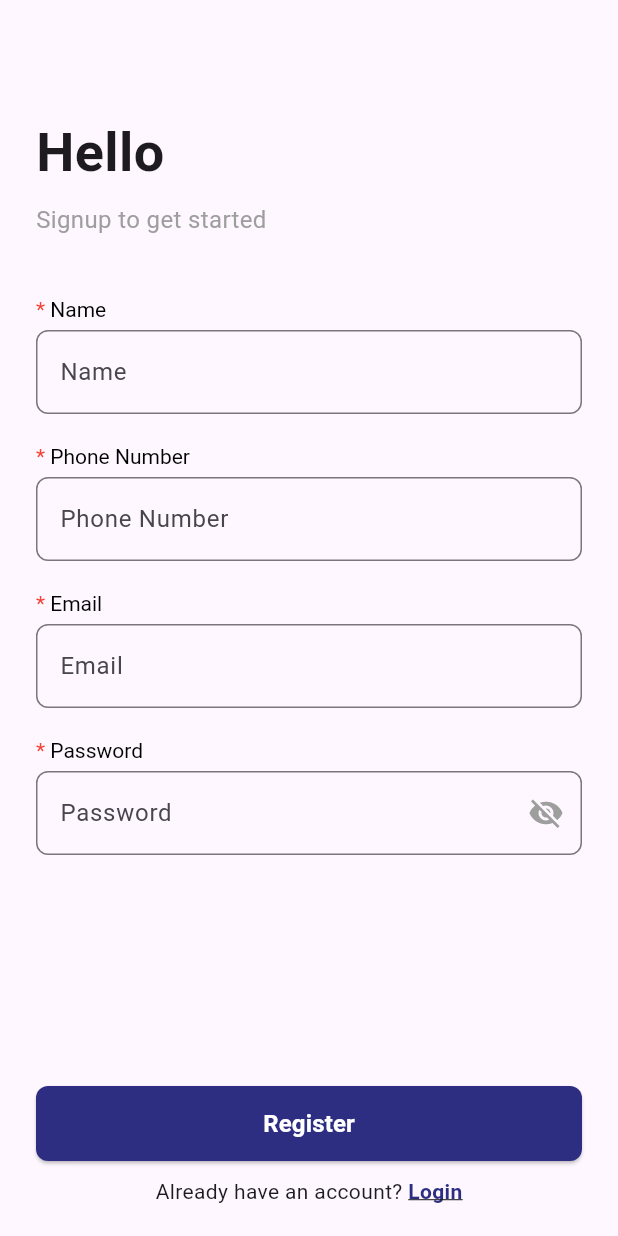
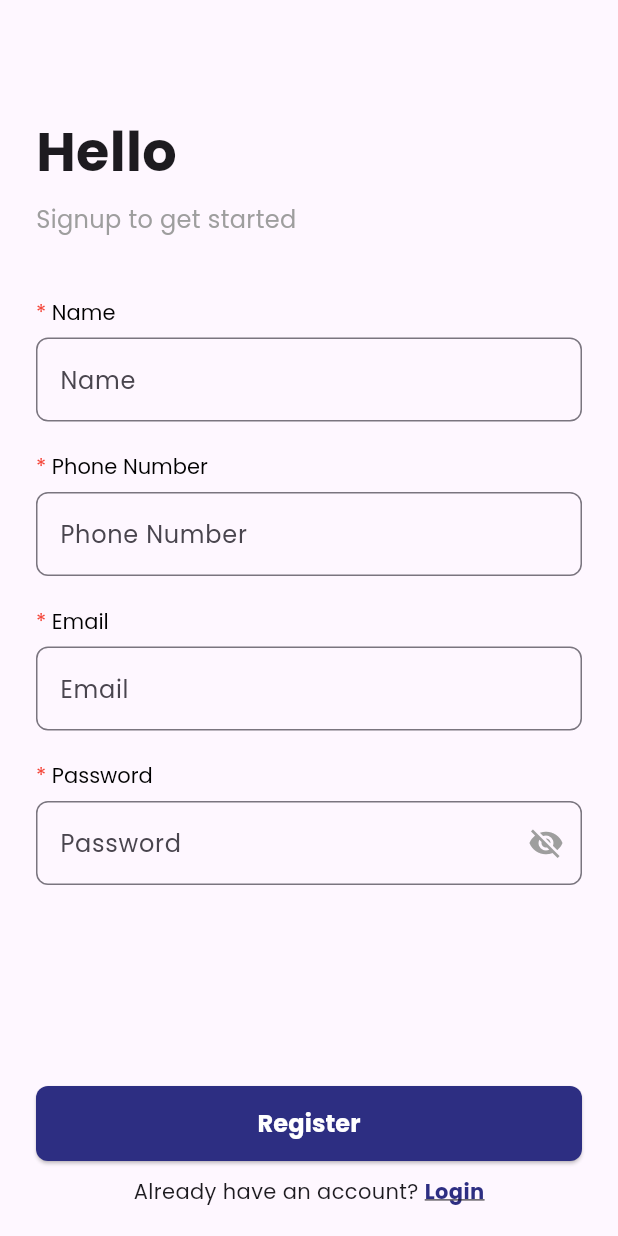
Before and after one commit to romiyusnandar/my_news_app, a Flutter app: the screen it shows after launch, after a tap on "Register", on a phone screen of 412 x 824 dp. Run offline on Flutter 3.47's test engine with Material 3 defaults, Android fonts, the phone set to English and light mode, and no system bars; our stand-ins replace google_fonts.

Commit message:
[Fonts] Use google fonts
Signed-off-by: romiyusnandar <yusromi04@gmail.com>

```diff
--- a/lib/views/login_page.dart
+++ b/lib/views/login_page.dart
@@ -1,4 +1,5 @@
 import 'package:flutter/material.dart';
+import 'package:google_fonts/google_fonts.dart';
 import 'package:my_news_2/main.dart';
 import 'register_page.dart';
 
@@ -27,25 +28,25 @@ class _LoginPageState extends State<LoginPage> {
                 child: Column(
                   crossAxisAlignment: CrossAxisAlignment.start,
                   children: [
-                    const Text(
+                    Text(
                       'Hello',
-                      style: TextStyle(
+                      style: GoogleFonts.poppins(
                         fontSize: 36,
                         fontWeight: FontWeight.bold,
                       ),
                     ),
-                    const Text(
+                    Text(
                       'Again',
-                      style: TextStyle(
+                      style: GoogleFonts.poppins(
                         fontSize: 36,
                         fontWeight: FontWeight.bold,
                         color: Color(0xFF2D2E82)
                       ),
                     ),
                     const SizedBox(height: 8),
-                    const Text(
+                    Text(
                       'Welcome back, you\'ve been missed',
-                      style: TextStyle(
+                      style: GoogleFonts.poppins(
                         fontSize: 16,
                         color: Colors.grey,
                       ),
@@ -76,15 +77,15 @@ class _LoginPageState extends State<LoginPage> {
                         TextButton(
                           onPressed: () {
                             ScaffoldMessenger.of(context).showSnackBar(
-                              const SnackBar(
-                                content: Text('Forgot Password? clicked'),
+                              SnackBar(
+                                content: Text('Forgot Password? clicked', style: GoogleFonts.poppins(),),
                                 backgroundColor: Colors.red,
                               ),
                             );
                           },
-                          child: const Text(
+                          child: Text(
                             'Forgot Password?',
-                            style: TextStyle(
+                            style: GoogleFonts.poppins(
                               color: Colors.red,
                               fontWeight: FontWeight.bold,
                             ),
@@ -121,9 +122,9 @@ class _LoginPageState extends State<LoginPage> {
                         // );
                         showSuccessDialog(context);
                       },
-                      child: const Text(
+                      child: Text(
                         'Login',
-                        style: TextStyle(
+                        style: GoogleFonts.poppins(
                           fontSize: 16,
                           fontWeight: FontWeight.bold,
                           color: Colors.white,
@@ -135,7 +136,7 @@ class _LoginPageState extends State<LoginPage> {
                   Row(
                     mainAxisAlignment: MainAxisAlignment.center,
                     children: [
-                      const Text('Don\'t have an account?'),
+                      Text('Don\'t have an account?', style: GoogleFonts.poppins(),),
                       const SizedBox(width: 4),
                       GestureDetector(
                         onTap: () {
@@ -145,9 +146,9 @@ class _LoginPageState extends State<LoginPage> {
                             MaterialPageRoute(builder: (context) => const RegisterPage()),
                           );
                         },
-                        child: const Text(
+                        child: Text(
                           'Register',
-                          style: TextStyle(
+                          style: GoogleFonts.poppins(
                             fontWeight: FontWeight.bold,
                             color: Color(0xFF2D2E82),
                             decoration: TextDecoration.underline,
@@ -171,11 +172,11 @@ class _LoginPageState extends State<LoginPage> {
     return RichText(
       text: TextSpan(
         text: '* ',
-        style: const TextStyle(color: Colors.red),
+        style: GoogleFonts.poppins(color: Colors.red, fontWeight: FontWeight.normal),
         children: [
           TextSpan(
             text: text,
-            style: const TextStyle(color: Colors.black),
+            style: GoogleFonts.poppins(color: Colors.black, fontWeight: FontWeight.normal),
           ),
         ],
       ),
@@ -192,6 +193,7 @@ class _LoginPageState extends State<LoginPage> {
     return TextFormField(
       autovalidateMode: AutovalidateMode.onUserInteraction,
       obscureText: obscureText,
+      style: GoogleFonts.poppins(),
       validator: (value) {
         if (value == null || value.isEmpty) {
           return 'Please enter your $hint';
@@ -243,9 +245,9 @@ class _LoginPageState extends State<LoginPage> {
                   color: Color(0xFF2D2E82),
                 ),
                 const SizedBox(height: 20),
-                const Text(
+                Text(
                   'Login Successful !',
-                  style: TextStyle(
+                  style: GoogleFonts.poppins(
                     fontSize: 18,
                     fontWeight: FontWeight.bold,
                     color: Color(0xFF2D2E82),
@@ -259,9 +261,9 @@ class _LoginPageState extends State<LoginPage> {
                       borderRadius: BorderRadius.circular(8),
                     ),
                   ),
-                  child: const Text(
+                  child: Text(
                     'OK',
-                    style: TextStyle(color: Colors.white),
+                    style: GoogleFonts.poppins(color: Colors.white),
                   ),
                   onPressed: () {
                     Navigator.pop(context);
--- a/lib/views/register_page.dart
+++ b/lib/views/register_page.dart
@@ -1,4 +1,5 @@
 import 'package:flutter/material.dart';
+import 'package:google_fonts/google_fonts.dart';
 import 'login_page.dart';
 
 class RegisterPage extends StatefulWidget {
@@ -26,17 +27,17 @@ class _RegisterPageState extends State<RegisterPage> {
                 child: Column(
                   crossAxisAlignment: CrossAxisAlignment.start,
                   children: [
-                    const Text(
+                    Text(
                       'Hello',
-                      style: TextStyle(
+                      style: GoogleFonts.poppins(
                         fontSize: 36,
                         fontWeight: FontWeight.bold,
                       ),
                     ),
                     const SizedBox(height: 8),
-                    const Text(
+                    Text(
                       'Signup to get started',
-                      style: TextStyle(
+                      style: GoogleFonts.poppins(
                         fontSize: 16,
                         color: Colors.grey,
                       ),
@@ -99,9 +100,9 @@ class _RegisterPageState extends State<RegisterPage> {
                         // );
                         showSuccessDialog(context);
                       },
-                      child: const Text(
+                      child: Text(
                         'Register',
-                        style: TextStyle(
+                        style: GoogleFonts.poppins(
                           fontSize: 16,
                           fontWeight: FontWeight.bold,
                           color: Colors.white,
@@ -113,7 +114,7 @@ class _RegisterPageState extends State<RegisterPage> {
                   Row(
                     mainAxisAlignment: MainAxisAlignment.center,
                     children: [
-                      const Text('Already have an account? '),
+                      Text('Already have an account? ', style: GoogleFonts.poppins(),),
                       GestureDetector(
                         onTap: () {
                           print('I was tapped ');
@@ -122,9 +123,9 @@ class _RegisterPageState extends State<RegisterPage> {
                             MaterialPageRoute(builder: (context) => const LoginPage()),
                           );
                         },
-                        child: const Text(
+                        child: Text(
                           'Login',
-                          style: TextStyle(
+                          style: GoogleFonts.poppins(
                             fontWeight: FontWeight.bold,
                             color: Color(0xFF2D2E82),
                             decoration: TextDecoration.underline,
@@ -148,11 +149,11 @@ class _RegisterPageState extends State<RegisterPage> {
     return RichText(
       text: TextSpan(
         text: '* ',
-        style: const TextStyle(color: Colors.red),
+        style: GoogleFonts.poppins(color: Colors.red),
         children: [
           TextSpan(
             text: text,
-            style: const TextStyle(color: Colors.black),
+            style: GoogleFonts.poppins(color: Colors.black),
           ),
         ],
       ),
@@ -169,6 +170,7 @@ class _RegisterPageState extends State<RegisterPage> {
     return TextFormField(
       autovalidateMode: AutovalidateMode.onUserInteraction,
       obscureText: obscureText,
+      style: GoogleFonts.poppins(),
       validator: (value) {
         if (value == null || value.isEmpty) {
           return 'Please enter your $hint';
@@ -220,9 +222,9 @@ class _RegisterPageState extends State<RegisterPage> {
                   color: Color(0xFF2D2E82),
                 ),
                 const SizedBox(height: 20),
-                const Text(
+                Text(
                   'Sign Up Successful !',
-                  style: TextStyle(
+                  style: GoogleFonts.poppins(
                     fontSize: 18,
                     fontWeight: FontWeight.bold,
                     color: Color(0xFF2D2E82),
@@ -236,9 +238,9 @@ class _RegisterPageState extends State<RegisterPage> {
                       borderRadius: BorderRadius.circular(8),
                     ),
                   ),
-                  child: const Text(
+                  child: Text(
                     'OK',
-                    style: TextStyle(color: Colors.white),
+                    style: GoogleFonts.poppins(color: Colors.white),
                   ),
                   onPressed: () {
                     Navigator.pop(context);
--- a/pubspec.yaml
+++ b/pubspec.yaml
@@ -34,6 +34,7 @@ dependencies:
   # The following adds the Cupertino Icons font to your application.
   # Use with the CupertinoIcons class for iOS style icons.
   cupertino_icons: ^1.0.8
+  google_fonts: ^6.2.1
 
 dev_dependencies:
   flutter_test:
```
Also changed, not shown: pubspec.lock, 1 other file.
